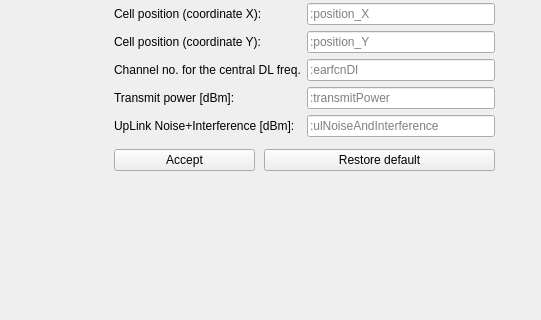
moniss23/junit4, file LTEsimGeneratorGUI/Ui/Windows/newmapwindow.ui: the form before one commit; both pictures show x 646 to 1187 and y 137 to 457 of the 1187 by 816 pixel window.
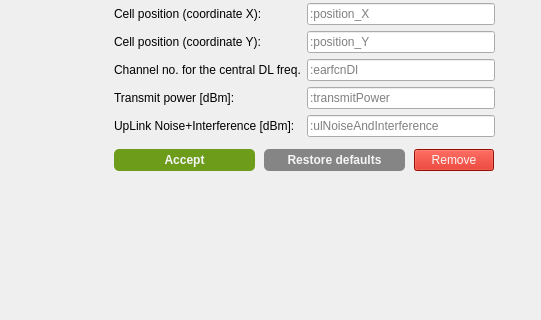
The form after the commit. The open tabs and pages were chosen to show the change. Icons and pictures are not drawn.

Commit message:
Added 'Remove' cell widget button
This button also removes cells from project (not only from UI)

```diff
--- a/LTEsimGeneratorGUI/Ui/Windows/newmapwindow.ui
+++ b/LTEsimGeneratorGUI/Ui/Windows/newmapwindow.ui
@@ -666,6 +666,14 @@
         <height>0</height>
        </size>
       </property>
+      <property name="styleSheet">
+       <string notr="true">border:0;
+color:#f5f5f5;
+border-radius:5px;
+background-color:#6d9c1b;
+font-weight: bold;
+</string>
+      </property>
       <property name="text">
        <string>Accept</string>
       </property>
@@ -675,7 +683,7 @@
        <rect>
         <x>160</x>
         <y>240</y>
-        <width>231</width>
+        <width>141</width>
         <height>22</height>
        </rect>
       </property>
@@ -685,8 +693,211 @@
         <height>0</height>
        </size>
       </property>
+      <property name="styleSheet">
+       <string notr="true">border:0;
+color:#f5f5f5;
+font-weight: bold;
+border-radius:5px;
+background-color:#858585;</string>
+      </property>
       <property name="text">
-       <string>Restore default</string>
+       <string>Restore defaults</string>
+      </property>
+     </widget>
+     <widget class="QPushButton" name="removeCellBtn">
+      <property name="geometry">
+       <rect>
+        <x>310</x>
+        <y>240</y>
+        <width>80</width>
+        <height>22</height>
+       </rect>
+      </property>
+      <property name="palette">
+       <palette>
+        <active>
+         <colorrole role="WindowText">
+          <brush brushstyle="SolidPattern">
+           <color alpha="255">
+            <red>245</red>
+            <green>245</green>
+            <blue>245</blue>
+           </color>
+          </brush>
+         </colorrole>
+         <colorrole role="Button">
+          <brush brushstyle="SolidPattern">
+           <color alpha="255">
+            <red>209</red>
+            <green>20</green>
+            <blue>6</blue>
+           </color>
+          </brush>
+         </colorrole>
+         <colorrole role="Text">
+          <brush brushstyle="SolidPattern">
+           <color alpha="255">
+            <red>245</red>
+            <green>245</green>
+            <blue>245</blue>
+           </color>
+          </brush>
+         </colorrole>
+         <colorrole role="ButtonText">
+          <brush brushstyle="SolidPattern">
+           <color alpha="255">
+            <red>245</red>
+            <green>245</green>
+            <blue>245</blue>
+           </color>
+          </brush>
+         </colorrole>
+         <colorrole role="Base">
+          <brush brushstyle="SolidPattern">
+           <color alpha="255">
+            <red>209</red>
+            <green>20</green>
+            <blue>6</blue>
+           </color>
+          </brush>
+         </colorrole>
+         <colorrole role="Window">
+          <brush brushstyle="SolidPattern">
+           <color alpha="255">
+            <red>209</red>
+            <green>20</green>
+            <blue>6</blue>
+           </color>
+          </brush>
+         </colorrole>
+        </active>
+        <inactive>
+         <colorrole role="WindowText">
+          <brush brushstyle="SolidPattern">
+           <color alpha="255">
+            <red>245</red>
+            <green>245</green>
+            <blue>245</blue>
+           </color>
+          </brush>
+         </colorrole>
+         <colorrole role="Button">
+          <brush brushstyle="SolidPattern">
+           <color alpha="255">
+            <red>209</red>
+            <green>20</green>
+            <blue>6</blue>
+           </color>
+          </brush>
+         </colorrole>
+         <colorrole role="Text">
+          <brush brushstyle="SolidPattern">
+           <color alpha="255">
+            <red>245</red>
+            <green>245</green>
+            <blue>245</blue>
+           </color>
+          </brush>
+         </colorrole>
+         <colorrole role="ButtonText">
+          <brush brushstyle="SolidPattern">
+           <color alpha="255">
+            <red>245</red>
+            <green>245</green>
+            <blue>245</blue>
+           </color>
+          </brush>
+         </colorrole>
+         <colorrole role="Base">
+          <brush brushstyle="SolidPattern">
+           <color alpha="255">
+            <red>209</red>
+            <green>20</green>
+            <blue>6</blue>
+           </color>
+          </brush>
+         </colorrole>
+         <colorrole role="Window">
+          <brush brushstyle="SolidPattern">
+           <color alpha="255">
+            <red>209</red>
+            <green>20</green>
+            <blue>6</blue>
+           </color>
+          </brush>
+         </colorrole>
+        </inactive>
+        <disabled>
+         <colorrole role="WindowText">
+          <brush brushstyle="SolidPattern">
+           <color alpha="255">
+            <red>245</red>
+            <green>245</green>
+            <blue>245</blue>
+           </color>
+          </brush>
+         </colorrole>
+         <colorrole role="Button">
+          <brush brushstyle="SolidPattern">
+           <color alpha="255">
+            <red>209</red>
+            <green>20</green>
+            <blue>6</blue>
+           </color>
+          </brush>
+         </colorrole>
+         <colorrole role="Text">
+          <brush brushstyle="SolidPattern">
+           <color alpha="255">
+            <red>245</red>
+            <green>245</green>
+            <blue>245</blue>
+           </color>
+          </brush>
+         </colorrole>
+         <colorrole role="ButtonText">
+          <brush brushstyle="SolidPattern">
+           <color alpha="255">
+            <red>245</red>
+            <green>245</green>
+            <blue>245</blue>
+           </color>
+          </brush>
+         </colorrole>
+         <colorrole role="Base">
+          <brush brushstyle="SolidPattern">
+           <color alpha="255">
+            <red>209</red>
+            <green>20</green>
+            <blue>6</blue>
+           </color>
+          </brush>
+         </colorrole>
+         <colorrole role="Window">
+          <brush brushstyle="SolidPattern">
+           <color alpha="255">
+            <red>209</red>
+            <green>20</green>
+            <blue>6</blue>
+           </color>
+          </brush>
+         </colorrole>
+        </disabled>
+       </palette>
+      </property>
+      <property name="styleSheet">
+       <string notr="true">border:0;
+color:#f5f5f5;
+border-radius:5px;
+background-color:#d11406;
+
+QPushButton#removeCellBtn:hover
+{
+   background-color:white;
+}</string>
+      </property>
+      <property name="text">
+       <string>Remove</string>
       </property>
      </widget>
     </widget>
```
Left out of the diff: 17 changed lines with no effect on the pictures. The commit also changes 6 other files.
